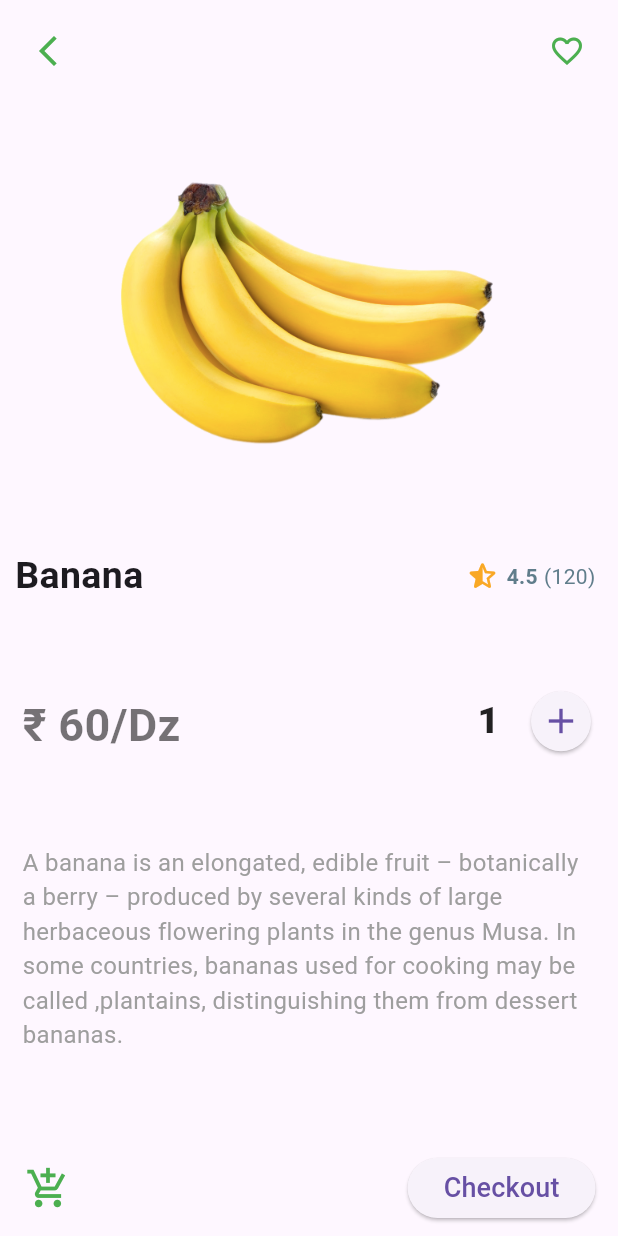
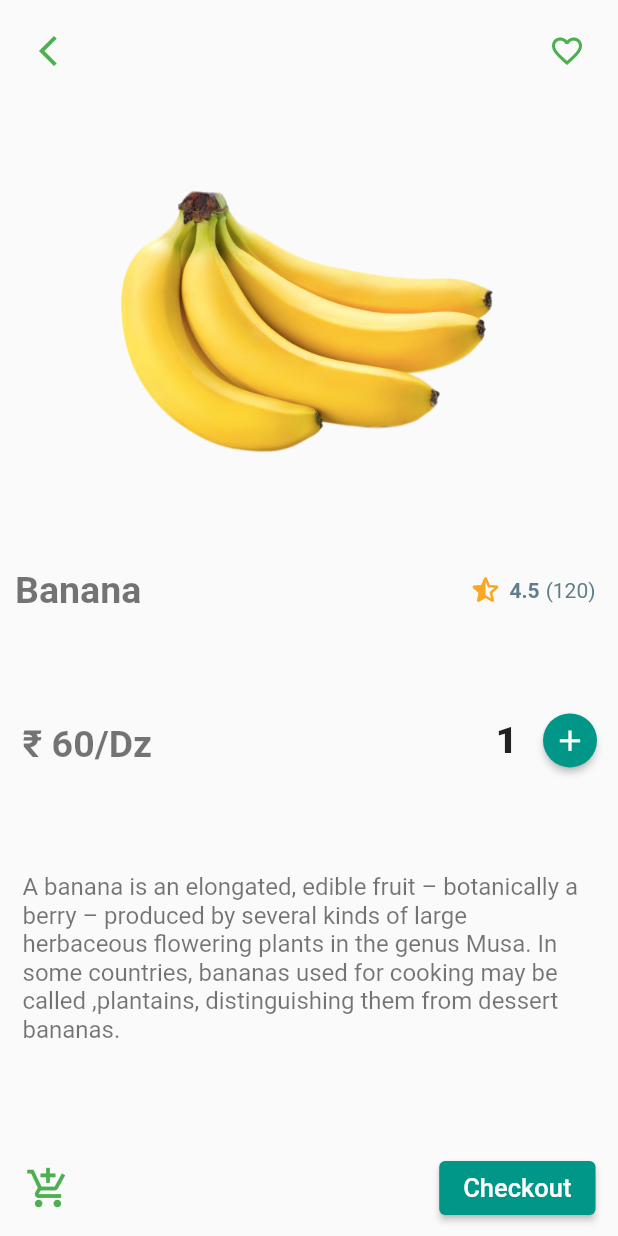
Before and after one commit to asif8585/my_grocery_app, a Flutter app: the screen it shows after launch, after a tap on the "shopping bag" icon, on a phone screen of 412 x 824 dp. Run offline on Flutter 3.47's test engine with Material 2 defaults, Android fonts, the light colour scheme and no system bars; our stand-ins replace dio, get, google_fonts, introduction_screen; network calls fail.

Commit message:
teal color scheme upgraded

```diff
--- a/lib/Pages/Ecom_app_page.dart
+++ b/lib/Pages/Ecom_app_page.dart
@@ -34,6 +34,8 @@ class _Ecom_demo_PageState extends State<Ecom_demo_Page> {
               itemCount: _userModal!.length,
               itemBuilder: (context, index) {
                 return Card(
+                  surfaceTintColor: Colors.teal,
+                  elevation: 5,
                   child: Column(
                     children: [
                       Column(
--- a/lib/Pages/product_detail_page.dart
+++ b/lib/Pages/product_detail_page.dart
@@ -55,7 +55,9 @@ class _Product_DetailsState extends State<Product_Details> {
                   child: Text(
                     "Banana",
                     style: GoogleFonts.balooBhaijaan2(
-                        fontSize: 25, fontWeight: FontWeight.w600),
+                        color: Colors.black54,
+                        fontSize: 25,
+                        fontWeight: FontWeight.w600),
                   ),
                 ),
                 Padding(
@@ -92,7 +94,7 @@ class _Product_DetailsState extends State<Product_Details> {
                   child: Text(
                     "₹ 60/Dz",
                     style: GoogleFonts.aBeeZee(
-                        fontSize: 30,
+                        fontSize: 25,
                         fontWeight: FontWeight.w600,
                         color: Colors.black54),
                   ),
@@ -103,11 +105,15 @@ class _Product_DetailsState extends State<Product_Details> {
                         ? ElevatedButton(
                             style: ButtonStyle(
                               shape: MaterialStatePropertyAll(
-                                  CircleBorder(side: BorderSide.none)),
-                              backgroundColor:
-                                  MaterialStatePropertyAll(Colors.green),
+                                CircleBorder(side: BorderSide.none),
+                              ),
+                              // backgroundColor:
+                              //     MaterialStatePropertyAll(Colors.green),
                             ),
-                            child: Icon(Icons.remove),
+                            child: Icon(
+                              Icons.remove,
+                              size: 23,
+                            ),
                             onPressed: () => setState(() => _itemCount--),
                           )
                         : new Container(),
@@ -137,7 +143,7 @@ class _Product_DetailsState extends State<Product_Details> {
                         ),
                         child: new Icon(
                           Icons.add,
-                          size: 28,
+                          size: 23,
                         ),
                         onPressed: () => setState(() => _itemCount++)),
                   ],
@@ -149,7 +155,8 @@ class _Product_DetailsState extends State<Product_Details> {
                 padding: const EdgeInsets.all(15.0),
                 child: Text(
                   "A banana is an elongated, edible fruit – botanically a berry – produced by several kinds of large herbaceous flowering plants in the genus Musa. In some countries, bananas used for cooking may be called ,plantains, distinguishing them from dessert bananas.",
-                  style: GoogleFonts.aBeeZee(fontSize: 16, color: Colors.grey),
+                  style:
+                      GoogleFonts.aBeeZee(fontSize: 16, color: Colors.black54),
                 ),
               ),
             ),
@@ -173,7 +180,9 @@ class _Product_DetailsState extends State<Product_Details> {
                       onPressed: () {},
                       child: Text(
                         "Checkout",
-                        style: TextStyle(fontSize: 18),
+                        style: GoogleFonts.aBeeZee(
+                          fontSize: 17,
+                        ),
                       )),
                 )
               ],
--- a/lib/TabBars.dart/fruit_tab.dart
+++ b/lib/TabBars.dart/fruit_tab.dart
@@ -41,6 +41,8 @@ class fruit_tab extends StatelessWidget {
                 )
               ],
             ),
+            Column(
+              children: [
                 ElevatedButton(
                     onPressed: () {
                       Get.toNamed("/product_detail_page");
@@ -49,7 +51,13 @@ class fruit_tab extends StatelessWidget {
                       //     MaterialPageRoute(
                       //         builder: (context) => Product_Details()));
                     },
-                child: Icon(Icons.shopping_bag_outlined))
+                    child: Icon(Icons.shopping_bag_outlined)),
+                Text(
+                  "Click here",
+                  style: GoogleFonts.abel(),
+                )
+              ],
+            )
           ],
         )),
 
--- a/lib/TabBars.dart/tab_bar_catagory.dart
+++ b/lib/TabBars.dart/tab_bar_catagory.dart
@@ -1,6 +1,5 @@
 import 'package:flutter/material.dart';
 import 'package:grocery_app_and_website/App_Screens/Home_Screen.dart';
-import 'package:grocery_app_and_website/TabBars.dart/Cart_Fruits_Tab.dart';
 import 'package:grocery_app_and_website/TabBars.dart/Vegie_tab.dart';
 import 'package:grocery_app_and_website/TabBars.dart/all.dart';
 import 'package:grocery_app_and_website/TabBars.dart/dairy_tab.dart';
--- a/lib/main.dart
+++ b/lib/main.dart
@@ -32,7 +32,7 @@ class MyApp extends StatelessWidget {
       ],
       debugShowCheckedModeBanner: false,
       title: 'Flutter Demo',
-      theme: ThemeData.light(useMaterial3: true),
+      theme: ThemeData(primarySwatch: Colors.teal),
       home: MyHomePage(),
     );
   }
```
Also changed, not shown: lib/TabBars.dart/Cart_Fruits_Tab.dart (deleted, +0 -114 lines). Lines whose indentation alone changed are shown as unchanged.
